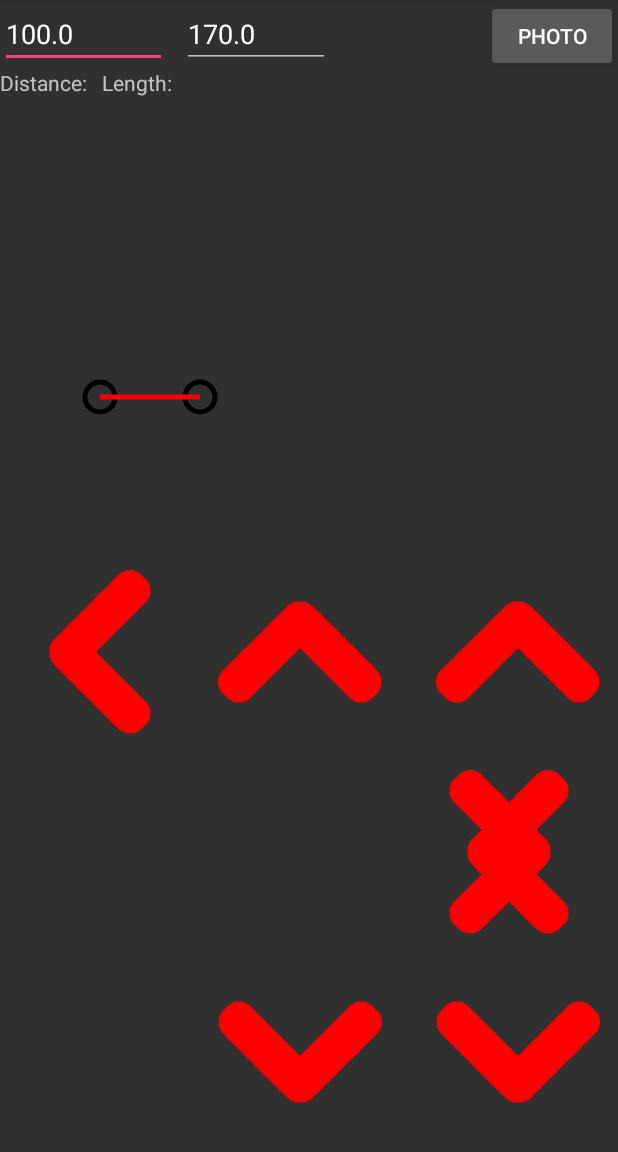
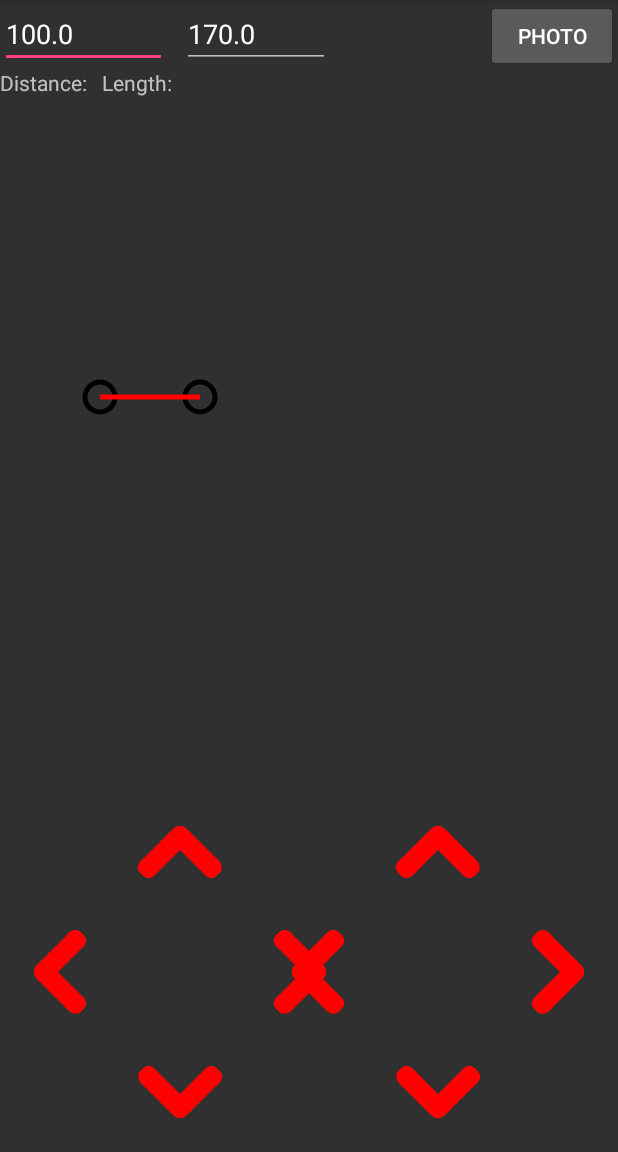
Before and after one commit to deLimes/Determinant, an Android app: the screen it shows after launch (MainActivity), on a phone screen of 412 x 824 dp, the part 84-1236 px from its top. Run offline under Robolectric (Android 15) with nearby library versions, the phone set to English and light mode, and no system bars.

Commit message:
fixed some bugs

```diff
--- a/app/src/main/java/com/example/delimes/determinant/MainActivity.java
+++ b/app/src/main/java/com/example/delimes/determinant/MainActivity.java
@@ -12,8 +12,6 @@ import android.graphics.Paint;
 import android.graphics.Path;
 import android.os.Handler;
 import android.provider.MediaStore;
-import android.support.annotation.Nullable;
-import android.support.v7.app.AppCompatActivity;
 import android.os.Bundle;
 import android.text.Editable;
 import android.text.InputType;
@@ -30,6 +28,8 @@ import android.widget.EditText;
 import android.widget.ImageView;
 import android.widget.LinearLayout;
 import android.widget.TextView;
+
+import androidx.appcompat.app.AppCompatActivity;
 
 import java.util.ArrayList;
 import java.util.List;
@@ -129,6 +129,7 @@ public class MainActivity extends AppCompatActivity {
     @Override
     protected void onActivityResult(int requestCode, int resultCode,
                                     Intent intent) {
+        super.onActivityResult(requestCode, resultCode, intent);
         if (requestCode == REQUEST_CODE_PHOTO) {
             if (resultCode == RESULT_OK) {
                 if (intent == null) {
--- a/app/src/main/java/com/example/delimes/determinant/PixelPicker1.java
+++ b/app/src/main/java/com/example/delimes/determinant/PixelPicker1.java
@@ -7,8 +7,6 @@ import android.graphics.Color;
 import android.os.Build;
 import android.os.CountDownTimer;
 import android.os.Handler;
-import android.support.constraint.ConstraintLayout;
-import android.support.v4.content.res.ResourcesCompat;
 import android.util.AttributeSet;
 import android.util.Log;
 import android.view.MotionEvent;
@@ -19,6 +17,9 @@ import android.widget.EditText;
 import android.widget.ImageButton;
 import android.widget.ImageView;
 import android.widget.LinearLayout;
+
+import androidx.appcompat.widget.AppCompatImageButton;
+import androidx.constraintlayout.widget.ConstraintLayout;
 
 /**
  * Created by User on 08.12.2017.
@@ -33,7 +34,7 @@ public class PixelPicker1 extends ConstraintLayout {
     private long repeatDeley = 100;
 
 
-    private int elementHeight = 200;
+    private int elementHeight = 120;
 
     private int elementWidth = elementHeight; // you're all squares, yo
 
@@ -116,7 +117,6 @@ public class PixelPicker1 extends ConstraintLayout {
                 params = new ConstraintLayout.LayoutParams( elementHeight, elementWidth );
                 params.topToBottom = R.id.upL;
                 params.leftToLeft = ConstraintLayout.LayoutParams.PARENT_ID;
-                params.bottomToTop = R.id.downL;
                 params.rightToLeft = R.id.downL;
                 left.setLayoutParams(params);
 
@@ -126,14 +126,6 @@ public class PixelPicker1 extends ConstraintLayout {
                 params.leftToRight = R.id.downL;
                 params.bottomToTop = R.id.downL;
                 right.setLayoutParams(params);
-
-
-//                //up
-//                params = new ConstraintLayout.LayoutParams( elementHeight, elementWidth );
-//                params.leftToRight = R.id.leftL;
-//                params.bottomToTop = R.id.leftL;
-//                params.rightToLeft = R.id.rightL;
-//                up.setLayoutParams(params);
 
                 //up
                 params = new ConstraintLayout.LayoutParams( elementHeight, elementWidth );
@@ -374,7 +366,7 @@ public class PixelPicker1 extends ConstraintLayout {
 
     }
 
-    class TouchableButton extends android.support.v7.widget.AppCompatImageButton {
+    class TouchableButton extends AppCompatImageButton {
 
         public TouchableButton(Context context) {
             super(context);
--- a/app/src/main/java/com/example/delimes/determinant/PixelPicker2.java
+++ b/app/src/main/java/com/example/delimes/determinant/PixelPicker2.java
@@ -5,7 +5,6 @@ import android.graphics.Color;
 import android.os.Build;
 import android.os.CountDownTimer;
 import android.os.Handler;
-import android.support.constraint.ConstraintLayout;
 import android.util.AttributeSet;
 import android.view.MotionEvent;
 import android.view.View;
@@ -14,6 +13,9 @@ import android.widget.EditText;
 import android.widget.ImageButton;
 import android.widget.ImageView;
 import android.widget.LinearLayout;
+
+import androidx.appcompat.widget.AppCompatImageButton;
+import androidx.constraintlayout.widget.ConstraintLayout;
 
 /**
  * Created by User on 08.12.2017.
@@ -27,7 +29,7 @@ public class PixelPicker2 extends ConstraintLayout {
     private long repeatDeley = 100;
 
 
-    private int elementHeight = 200;
+    private int elementHeight = 120;
 
     private int elementWidth = elementHeight; // you're all squares, yo
 
@@ -98,34 +100,33 @@ public class PixelPicker2 extends ConstraintLayout {
 //            @Override
 //            public void run() {
 
+                //down
+                ConstraintLayout.LayoutParams params = new ConstraintLayout.LayoutParams( elementHeight, elementWidth );
+                params.rightToLeft = R.id.rightR;
+                params.bottomToBottom = ConstraintLayout.LayoutParams.PARENT_ID;
+                //params.rightToLeft = R.id.leftR;
+                down.setLayoutParams(params);
+
+
                 //right
-                ConstraintLayout.LayoutParams params = new ConstraintLayout.LayoutParams( elementHeight, elementWidth );
-                params.topToBottom = R.id.upR;
+                params = new ConstraintLayout.LayoutParams( elementHeight, elementWidth );
+                params.bottomToTop = R.id.downR;
                 params.rightToRight = ConstraintLayout.LayoutParams.PARENT_ID;
-                params.leftToRight = R.id.downR;
-                params.bottomToTop = R.id.downR;
                 right.setLayoutParams(params);
-
-                //down
-                params = new ConstraintLayout.LayoutParams( elementHeight, elementWidth );
-                //params.topToBottom = R.id.rightR;
-                params.rightToLeft = R.id.rightR;
-                params.leftToRight = R.id.leftR;
-                params.bottomToBottom = ConstraintLayout.LayoutParams.PARENT_ID;
-                down.setLayoutParams(params);
 
                 //left
                 params = new ConstraintLayout.LayoutParams( elementHeight, elementWidth );
-                params.topToBottom = R.id.upR;
                 params.rightToLeft = R.id.downR;
                 params.bottomToTop = R.id.downR;
                 left.setLayoutParams(params);
 
+
+
                 //up
                 params = new ConstraintLayout.LayoutParams( elementHeight, elementWidth );
-                //params.leftToRight = R.id.leftR;
+                params.leftToLeft = R.id.downR;
                 params.bottomToTop = R.id.rightR;
-                params.rightToLeft = R.id.rightR;
+                params.leftToRight = R.id.leftR;
                 up.setLayoutParams(params);
 
             }
@@ -324,7 +325,7 @@ public class PixelPicker2 extends ConstraintLayout {
         Size.showResult();
     }
 
-    class TouchableButton extends android.support.v7.widget.AppCompatImageButton {
+    class TouchableButton extends AppCompatImageButton {
 
         public TouchableButton(Context context) {
             super(context);
--- a/app/src/main/res/layout/activity_main.xml
+++ b/app/src/main/res/layout/activity_main.xml
@@ -1,5 +1,5 @@
 <?xml version="1.0" encoding="utf-8"?>
-<android.support.constraint.ConstraintLayout xmlns:android="http://schemas.android.com/apk/res/android"
+<androidx.constraintlayout.widget.ConstraintLayout xmlns:android="http://schemas.android.com/apk/res/android"
     xmlns:app="http://schemas.android.com/apk/res-auto"
     xmlns:tools="http://schemas.android.com/tools"
     android:id="@+id/constraintLayout"
@@ -13,8 +13,8 @@
         android:layout_height="wrap_content"
         android:layout_above="@+id/ivPhoto"
         android:inputType="numberDecimal"
-        android:text="1.0"
-        android:hint="Distance (m)"
+        android:text="@string/etDistanceReferenceText"
+        android:hint="@string/etDistanceReferenceHint"
         app:layout_constraintLeft_toLeftOf="parent"
         app:layout_constraintTop_toTopOf="parent"
         app:layout_constraintBottom_toBottomOf="@+id/etReference"
@@ -25,8 +25,8 @@
         android:layout_width="wrap_content"
         android:layout_height="wrap_content"
         android:layout_above="@+id/ivPhoto"
-        android:text="50.0"
-        android:hint="Length (px)"
+        android:text="@string/etReferenceText"
+        android:hint="@string/etReferenceHint"
         android:inputType="numberDecimal"
         android:layout_marginLeft="10dp"
         app:layout_constraintLeft_toRightOf="@+id/etDistanceReference"
@@ -39,7 +39,7 @@
         android:layout_above="@+id/ivLargerImage"
         android:clickable="true"
         android:onClick="onClickTvDistance"
-        android:text="Distance:"
+        android:text="@string/tvDistanceText"
         app:layout_constraintTop_toBottomOf="@+id/etReference"
         app:layout_constraintLeft_toLeftOf="parent"
         />
@@ -49,7 +49,7 @@
         android:layout_width="wrap_content"
         android:layout_height="wrap_content"
         android:layout_above="@+id/ivLargerImage"
-        android:text="Length:"
+        android:text="@string/tvLengthText"
         android:layout_marginLeft="10dp"
         app:layout_constraintTop_toBottomOf="@+id/etReference"
         app:layout_constraintLeft_toRightOf="@+id/tvDistance"
@@ -61,7 +61,7 @@
         android:layout_height="wrap_content"
         android:layout_above="@+id/ivPhoto"
         android:onClick="onClickPhoto"
-        android:text="photo"
+        android:text="@string/btnPhotoText"
         app:layout_constraintTop_toTopOf="parent"
         app:layout_constraintRight_toRightOf="parent"
         >
@@ -118,4 +118,4 @@
         />
 
 
-</android.support.constraint.ConstraintLayout>
+</androidx.constraintlayout.widget.ConstraintLayout>
--- a/app/src/main/res/values/strings.xml
+++ b/app/src/main/res/values/strings.xml
@@ -1,3 +1,14 @@
 <resources>
     <string name="app_name">Determinant</string>
+
+    <string name="etDistanceReferenceText">1.0</string>
+    <string name="etDistanceReferenceHint">Distance (m)</string>
+
+    <string name="etReferenceText">50.0</string>
+    <string name="etReferenceHint">Length (px)</string>
+
+    <string name="tvDistanceText">Distance:</string>
+    <string name="tvLengthText">Length:</string>
+    <string name="btnPhotoText">photo</string>
+
 </resources>
```
Also changed, not shown: app/build.gradle (+24 -6 lines), app/src/main/java/com/example/delimes/determinant/Size.java (+3 -4 lines), build.gradle (+4 -5 lines), gradle.properties (+9 -10 lines), gradle/wrapper/gradle-wrapper.properties, 3 other files.
